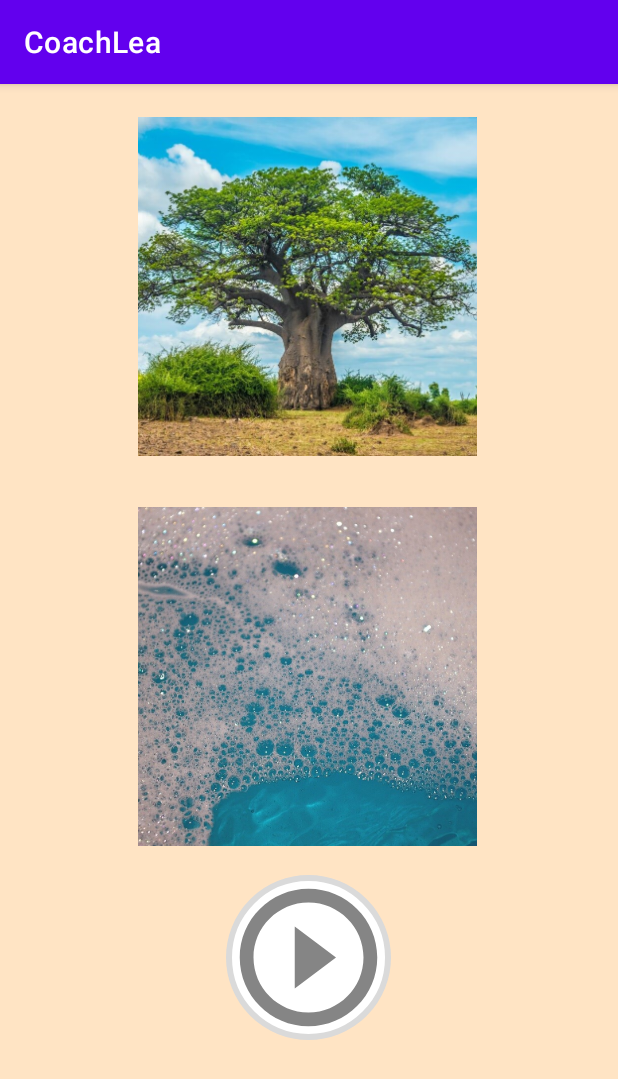
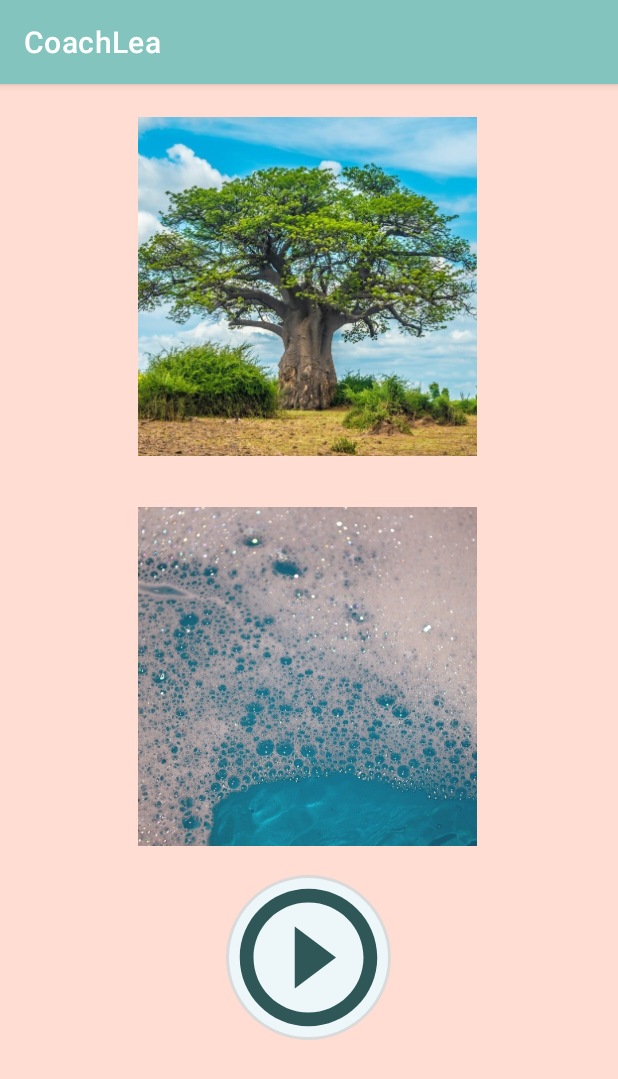
Before and after one commit to SAGI-FAU/CoachLea, an Android app: the MinimalPairs screen opened directly, with no data from a screen before it, on a phone screen of 412 x 824 dp. Shown: the top 1079 px of the screen. Run offline under Robolectric (Android 15) with nearby library versions, the phone set to English and light mode, and no system bars.

Commit message:
change color scheme

```diff
--- a/app/src/main/java/com/example/coachlea/tools/SnailRaceGame.java
+++ b/app/src/main/java/com/example/coachlea/tools/SnailRaceGame.java
@@ -149,6 +149,7 @@ public class SnailRaceGame extends SurfaceView {
         drawRaceField(canvas);
         drawEmily(canvas);
 
+        //20*log10(maxPercent)
         //TODO connect currentvolume with lea speed
         currentVolume = audioHandler.getCurrentVolume();
         Log.d(TAG,"currentVolume: " + currentVolume);
--- a/app/src/main/res/drawable-anydpi/ic_play.xml
+++ b/app/src/main/res/drawable-anydpi/ic_play.xml
@@ -3,8 +3,8 @@
     android:height="24dp"
     android:viewportWidth="24"
     android:viewportHeight="24"
-    android:tint="#333333"
-    android:alpha="0.6">
+    android:tint="#002F30"
+    android:alpha="0.8">
   <path
       android:fillColor="@android:color/white"
       android:pathData="M10,16.5l6,-4.5 -6,-4.5v9zM12,2C6.48,2 2,6.48 2,12s4.48,10 10,10 10,-4.48 10,-10S17.52,2 12,2zM12,20c-4.41,0 -8,-3.59 -8,-8s3.59,-8 8,-8 8,3.59 8,8 -3.59,8 -8,8z"/>
--- a/app/src/main/res/drawable/layout_round_button.xml
+++ b/app/src/main/res/drawable/layout_round_button.xml
@@ -1,7 +1,7 @@
 <?xml version="1.0" encoding="utf-8"?>
 <shape xmlns:android="http://schemas.android.com/apk/res/android" android:shape="oval">
-    <solid android:color="@android:color/white"></solid>
+    <solid android:color="@color/light_blue"></solid>
     <stroke
-        android:width="4dp"
+        android:width="2dp"
         android:color="@color/grey"></stroke>
 </shape>
--- a/app/src/main/res/layout/minimal_pairs.xml
+++ b/app/src/main/res/layout/minimal_pairs.xml
@@ -4,7 +4,7 @@
     xmlns:tools="http://schemas.android.com/tools"
     android:layout_width="match_parent"
     android:layout_height="match_parent"
-    android:background="#ffe4c4"
+    android:background="@color/light_beige"
     tools:context=".exercises.MinimalPairs">
 
     <ImageButton
--- a/app/src/main/res/values/colors.xml
+++ b/app/src/main/res/values/colors.xml
@@ -7,8 +7,15 @@
     <color name="teal_700">#FF018786</color>
     <color name="black">#FF000000</color>
     <color name="white">#FFFFFFFF</color>
-    <color name="limegreen">#32cd32</color>
+    <color name="limegreen">#06d6a0</color>
     <color name="light_orange">#ffebd8</color>
     <color name="grey">#dadada</color>
     <color name="dark_red">#961E05</color>
+    <color name="dark_teal">#002f30</color>
+    <color name="dark_blue">#006D77</color>
+    <color name="green_blue">#83c5be</color>
+    <color name="light_blue">#edf6f9</color>
+    <color name="light_beige">#ffddd2</color>
+    <color name="brown">#e29578</color>
+
 </resources>
--- a/app/src/main/res/values/themes.xml
+++ b/app/src/main/res/values/themes.xml
@@ -2,9 +2,9 @@
     <!-- Base application theme. -->
     <style name="Theme.CoachLea" parent="Theme.MaterialComponents.DayNight.DarkActionBar">
         <!-- Primary brand color. -->
-        <item name="colorPrimary">@color/purple_500</item>
-        <item name="colorPrimaryVariant">@color/purple_700</item>
-        <item name="colorOnPrimary">@color/white</item>
+        <item name="colorPrimary">@color/green_blue</item>
+        <item name="colorPrimaryVariant">@color/dark_blue</item>
+        <item name="colorOnPrimary">@color/light_blue</item>
         <!-- Secondary brand color. -->
         <item name="colorSecondary">@color/teal_200</item>
         <item name="colorSecondaryVariant">@color/teal_700</item>
```
Also changed, not shown: app/src/main/res/drawable-hdpi/ic_play.png, app/src/main/res/drawable-mdpi/ic_play.png, app/src/main/res/drawable-xhdpi/ic_play.png, app/src/main/res/drawable-xxhdpi/ic_play.png.
